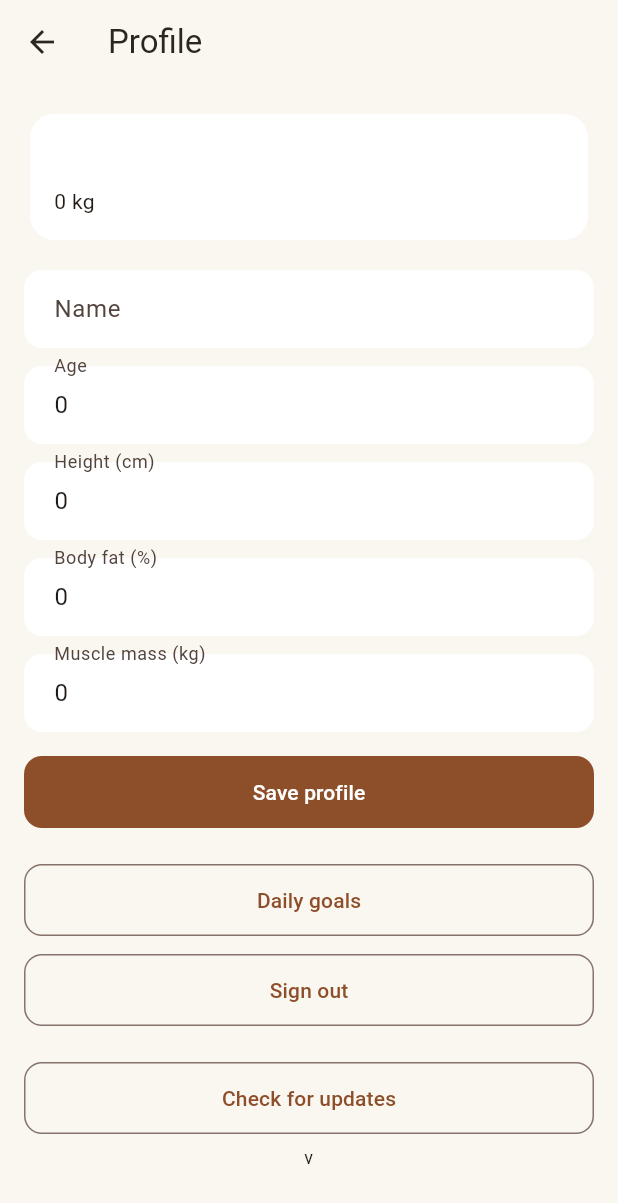
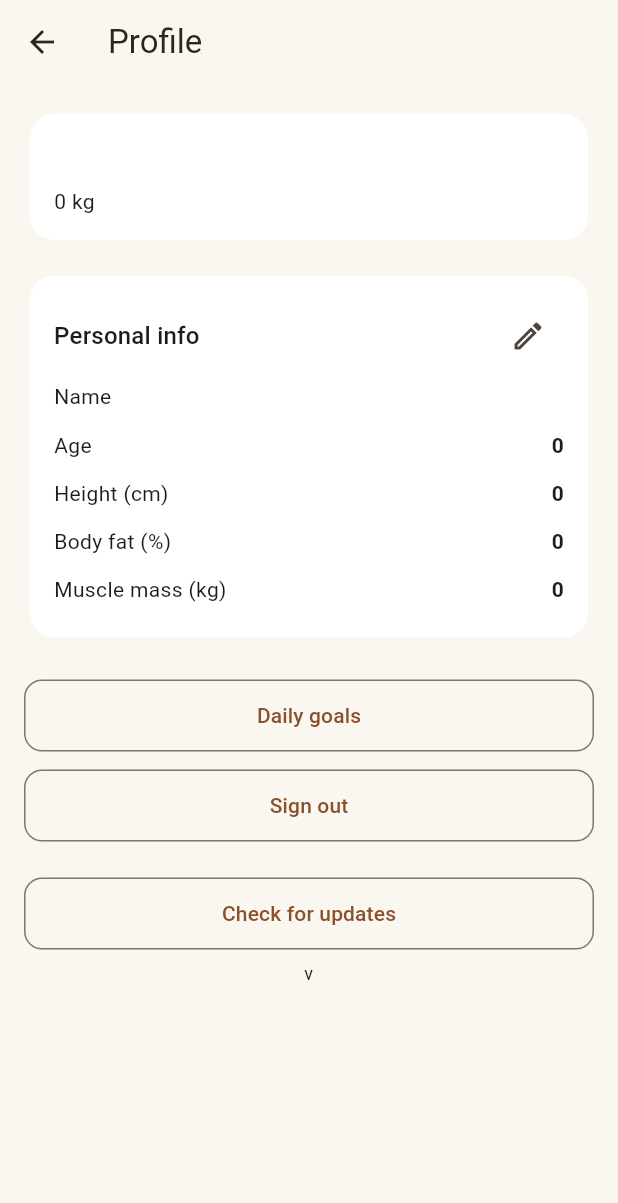
Before and after one commit to thunyataps/food_diary, a Flutter app: the ProfileScreen screen opened directly with empty values, on a phone screen of 412 x 824 dp. Shown: the top 1203 px of the screen. Run offline on Flutter 3.47's test engine with Material 3 defaults, Android fonts, the phone set to English and light mode, and no system bars; our stand-ins replace flutter_image_compress, image_picker, open_filex, package_info_plus, supabase_flutter; accounts and stored records are empty.

Commit message:
Split profile into a view/edit mode instead of an always-editable form
Personal info (name/age/height/body fat/muscle mass) now shows as
read-only labels ("-" for anything unset) with an Edit button. Tapping
it opens the same form as before with Save/Cancel; Cancel discards
the edits and returns to view mode unchanged, Save persists them and
updates the view immediately rather than waiting on the caller's own
refetch.

Co-Authored-By: Claude Sonnet 5 <noreply@anthropic.com>
Claude-Session: https://claude.ai/code/session_019w7Pizw15HziWNCZBprajr

```diff
--- a/lib/features/profile/profile_screen.dart
+++ b/lib/features/profile/profile_screen.dart
@@ -32,47 +32,20 @@ class ProfileScreen extends StatefulWidget {
 }
 
 class _ProfileScreenState extends State<ProfileScreen> {
-  late final _nameController = TextEditingController(text: widget.initialProfile?.name ?? '');
-  late final _ageController =
-      TextEditingController(text: widget.initialProfile?.age?.toString() ?? '');
-  late final _heightController =
-      TextEditingController(text: _formatOrEmpty(widget.initialProfile?.heightCm));
-  late final _bodyFatController =
-      TextEditingController(text: _formatOrEmpty(widget.initialProfile?.bodyFatPct));
-  late final _muscleMassController =
-      TextEditingController(text: _formatOrEmpty(widget.initialProfile?.muscleMassKg));
+  // What view mode displays. Starts from widget.initialProfile, but the
+  // caller typically wraps this screen in a FutureBuilder while it fetches
+  // the profile, so initialProfile is often still null on the very first
+  // build — adopt it once it arrives (see didUpdateWidget), and update it
+  // locally on a successful save so the view reflects the edit immediately
+  // rather than waiting on the caller's own refetch.
+  UserProfile? _displayProfile;
 
-  // The caller typically wraps this screen in a FutureBuilder while it
-  // fetches the profile, so `initialProfile` is often still null on the
-  // very first build. Sync the fields once real data arrives, but only
-  // the first time — after that, further rebuilds must not clobber
-  // whatever the user is actively typing.
-  //
-  // Set in initState (not a `late` initializer): `late` fields evaluate
-  // lazily on first read, and the first read here would happen inside
-  // didUpdateWidget — by which point `widget` already points at the new,
-  // non-null-profile widget, making the guard always true.
-  bool _syncedFromProfile = false;
-
-  @override
-  void initState() {
-    super.initState();
-    _syncedFromProfile = widget.initialProfile != null;
-  }
-
-  @override
-  void didUpdateWidget(covariant ProfileScreen oldWidget) {
-    super.didUpdateWidget(oldWidget);
-    final profile = widget.initialProfile;
-    if (!_syncedFromProfile && profile != null) {
-      _nameController.text = profile.name ?? '';
-      _ageController.text = profile.age?.toString() ?? '';
-      _heightController.text = _formatOrEmpty(profile.heightCm);
-      _bodyFatController.text = _formatOrEmpty(profile.bodyFatPct);
-      _muscleMassController.text = _formatOrEmpty(profile.muscleMassKg);
-      _syncedFromProfile = true;
-    }
-  }
+  bool _editing = false;
+  TextEditingController? _nameController;
+  TextEditingController? _ageController;
+  TextEditingController? _heightController;
+  TextEditingController? _bodyFatController;
+  TextEditingController? _muscleMassController;
 
   bool _savingProfile = false;
   bool _signingOut = false;
@@ -80,20 +53,66 @@ class _ProfileScreenState extends State<ProfileScreen> {
   String? _error;
   String? _updateStatus;
 
-  static String _formatOrEmpty(double? value) => value == null ? '' : _formatNumber(value);
+  static String _formatOrDash(double? value) => value == null ? '-' : _formatNumber(value);
 
   static String _formatNumber(double value) {
     return value == value.roundToDouble() ? value.toStringAsFixed(0) : value.toString();
   }
 
   @override
+  void initState() {
+    super.initState();
+    _displayProfile = widget.initialProfile;
+  }
+
+  @override
+  void didUpdateWidget(covariant ProfileScreen oldWidget) {
+    super.didUpdateWidget(oldWidget);
+    if (_displayProfile == null && widget.initialProfile != null) {
+      setState(() => _displayProfile = widget.initialProfile);
+    }
+  }
+
+  @override
   void dispose() {
-    _nameController.dispose();
-    _ageController.dispose();
-    _heightController.dispose();
-    _bodyFatController.dispose();
-    _muscleMassController.dispose();
+    _nameController?.dispose();
+    _ageController?.dispose();
+    _heightController?.dispose();
+    _bodyFatController?.dispose();
+    _muscleMassController?.dispose();
     super.dispose();
+  }
+
+  void _startEditing() {
+    final profile = _displayProfile;
+    setState(() {
+      _nameController = TextEditingController(text: profile?.name ?? '');
+      _ageController = TextEditingController(text: profile?.age?.toString() ?? '');
+      _heightController = TextEditingController(text: _formatOrEmpty(profile?.heightCm));
+      _bodyFatController = TextEditingController(text: _formatOrEmpty(profile?.bodyFatPct));
+      _muscleMassController = TextEditingController(text: _formatOrEmpty(profile?.muscleMassKg));
+      _error = null;
+      _editing = true;
+    });
+  }
+
+  static String _formatOrEmpty(double? value) => value == null ? '' : _formatNumber(value);
+
+  void _cancelEditing() {
+    setState(() {
+      _nameController?.dispose();
+      _ageController?.dispose();
+      _heightController?.dispose();
+      _bodyFatController?.dispose();
+      _muscleMassController?.dispose();
+      _nameController = null;
+      _ageController = null;
+      _heightController = null;
+      _bodyFatController = null;
+      _muscleMassController = null;
+      _error = null;
+      _editing = false;
+    });
   }
 
   Future<void> _saveProfile() async {
@@ -101,14 +120,31 @@ class _ProfileScreenState extends State<ProfileScreen> {
       _savingProfile = true;
       _error = null;
     });
+    final edited = UserProfile(
+      name: _nameController!.text.trim().isEmpty ? null : _nameController!.text.trim(),
+      age: int.tryParse(_ageController!.text),
+      heightCm: double.tryParse(_heightController!.text),
+      bodyFatPct: double.tryParse(_bodyFatController!.text),
+      muscleMassKg: double.tryParse(_muscleMassController!.text),
+    );
     try {
-      await widget.onSaveProfile(UserProfile(
-        name: _nameController.text.trim().isEmpty ? null : _nameController.text.trim(),
-        age: int.tryParse(_ageController.text),
-        heightCm: double.tryParse(_heightController.text),
-        bodyFatPct: double.tryParse(_bodyFatController.text),
-        muscleMassKg: double.tryParse(_muscleMassController.text),
-      ));
+      await widget.onSaveProfile(edited);
+      if (mounted) {
+        _nameController?.dispose();
+        _ageController?.dispose();
+        _heightController?.dispose();
+        _bodyFatController?.dispose();
+        _muscleMassController?.dispose();
+        setState(() {
+          _displayProfile = edited;
+          _nameController = null;
+          _ageController = null;
+          _heightController = null;
+          _bodyFatController = null;
+          _muscleMassController = null;
+          _editing = false;
+        });
+      }
     } catch (_) {
       if (mounted) setState(() => _error = 'Could not save profile. Try again.');
     } finally {
@@ -166,35 +202,59 @@ class _ProfileScreenState extends State<ProfileScreen> {
     }
   }
 
-  @override
-  Widget build(BuildContext context) {
-    return Scaffold(
-      appBar: AppBar(title: const Text('Profile')),
-      body: SafeArea(
-        child: SingleChildScrollView(
+  Widget _fieldRow(String label, String value) {
+    return Padding(
+      padding: const EdgeInsets.symmetric(vertical: 6),
+      child: Row(
+        mainAxisAlignment: MainAxisAlignment.spaceBetween,
+        children: [
+          Text(label),
+          Text(value, style: const TextStyle(fontWeight: FontWeight.w600)),
+        ],
+      ),
+    );
+  }
+
+  Widget _buildViewMode() {
+    final profile = _displayProfile;
+    return Card(
+      child: Padding(
         padding: const EdgeInsets.all(16),
         child: Column(
           crossAxisAlignment: CrossAxisAlignment.stretch,
           children: [
-              Card(
+            Row(
+              mainAxisAlignment: MainAxisAlignment.spaceBetween,
+              children: [
+                Text('Personal info', style: Theme.of(context).textTheme.titleMedium),
+                IconButton(
+                  key: const Key('edit_profile_button'),
+                  tooltip: 'Edit',
+                  icon: const Icon(Icons.edit_outlined),
+                  onPressed: _startEditing,
+                ),
+              ],
+            ),
+            _fieldRow('Name', profile?.name ?? '-'),
+            _fieldRow('Age', profile?.age?.toString() ?? '-'),
+            _fieldRow('Height (cm)', _formatOrDash(profile?.heightCm)),
+            _fieldRow('Body fat (%)', _formatOrDash(profile?.bodyFatPct)),
+            _fieldRow('Muscle mass (kg)', _formatOrDash(profile?.muscleMassKg)),
+          ],
+        ),
+      ),
+    );
+  }
+
+  Widget _buildEditMode() {
+    return Card(
       child: Padding(
         padding: const EdgeInsets.all(16),
         child: Column(
-                    crossAxisAlignment: CrossAxisAlignment.start,
+          crossAxisAlignment: CrossAxisAlignment.stretch,
           children: [
-                      Text(widget.email, style: Theme.of(context).textTheme.titleMedium),
-                      const SizedBox(height: 8),
-                      Text(
-                        widget.latestWeightKg != null
-                            ? '${_formatNumber(widget.latestWeightKg!)} kg'
-                            : 'No weight logged yet',
-                        style: Theme.of(context).textTheme.bodyMedium,
-                      ),
-                    ],
-                  ),
-                ),
-              ),
-              const SizedBox(height: 16),
+            Text('Edit personal info', style: Theme.of(context).textTheme.titleMedium),
+            const SizedBox(height: 12),
             TextField(
               key: const Key('name_field'),
               controller: _nameController,
@@ -233,10 +293,59 @@ class _ProfileScreenState extends State<ProfileScreen> {
               Text(_error!, style: TextStyle(color: Theme.of(context).colorScheme.error)),
             ],
             const SizedBox(height: 16),
-              FilledButton(
+            Row(
+              children: [
+                Expanded(
+                  child: OutlinedButton(
+                    onPressed: _savingProfile ? null : _cancelEditing,
+                    child: const Text('Cancel'),
+                  ),
+                ),
+                const SizedBox(width: 12),
+                Expanded(
+                  child: FilledButton(
                     onPressed: _savingProfile ? null : _saveProfile,
                     child: Text(_savingProfile ? 'Saving...' : 'Save profile'),
                   ),
+                ),
+              ],
+            ),
+          ],
+        ),
+      ),
+    );
+  }
+
+  @override
+  Widget build(BuildContext context) {
+    return Scaffold(
+      appBar: AppBar(title: const Text('Profile')),
+      body: SafeArea(
+        child: SingleChildScrollView(
+          padding: const EdgeInsets.all(16),
+          child: Column(
+            crossAxisAlignment: CrossAxisAlignment.stretch,
+            children: [
+              Card(
+                child: Padding(
+                  padding: const EdgeInsets.all(16),
+                  child: Column(
+                    crossAxisAlignment: CrossAxisAlignment.start,
+                    children: [
+                      Text(widget.email, style: Theme.of(context).textTheme.titleMedium),
+                      const SizedBox(height: 8),
+                      Text(
+                        widget.latestWeightKg != null
+                            ? '${_formatNumber(widget.latestWeightKg!)} kg'
+                            : 'No weight logged yet',
+                        style: Theme.of(context).textTheme.bodyMedium,
+                      ),
+                    ],
+                  ),
+                ),
+              ),
+              const SizedBox(height: 16),
+              _editing ? _buildEditMode() : _buildViewMode(),
               const SizedBox(height: 24),
               OutlinedButton(
                 onPressed: widget.onOpenGoals,
```
Also changed, not shown: 1 other file. Lines whose indentation alone changed are shown as unchanged.
